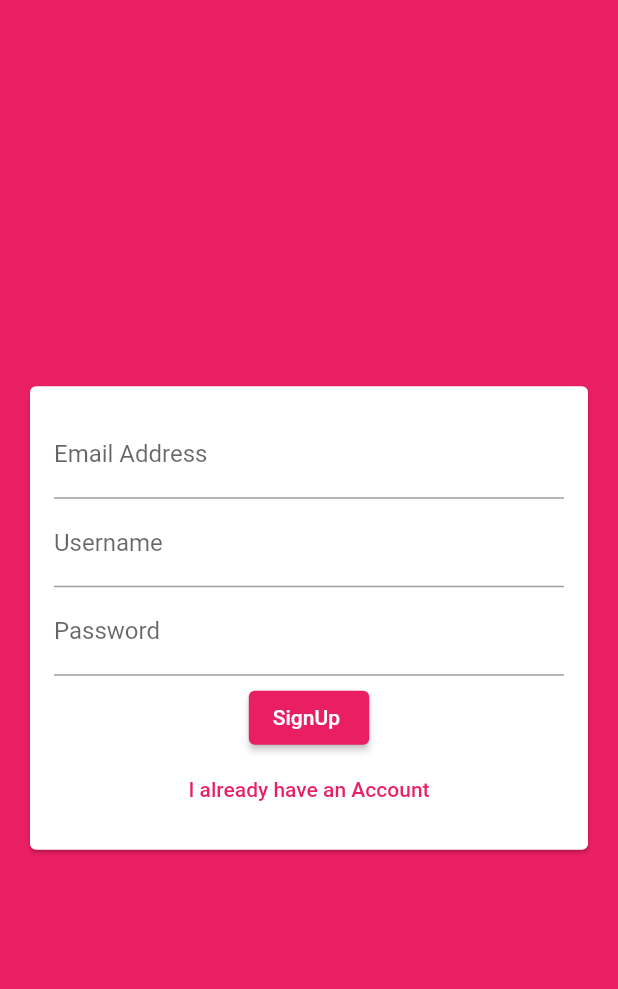
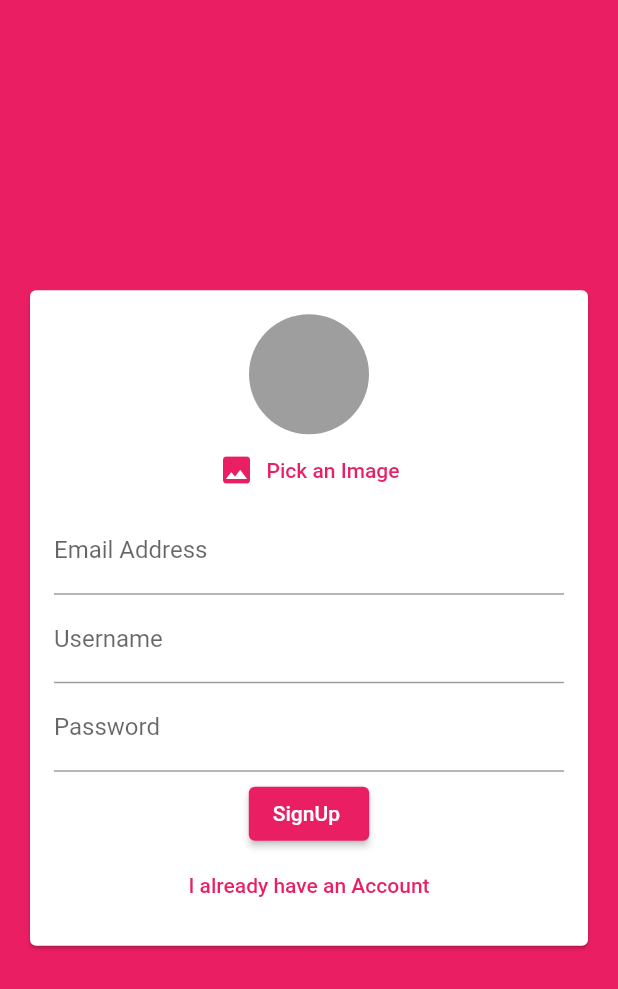
Before and after one commit to SumanRasaili/chat-app, a Flutter app: the screen it shows after launch, on a phone screen of 412 x 824 dp. Shown: the top 989 px of the screen. Run offline on Flutter 3.47's test engine with Material 2 defaults, Android fonts, the phone set to English and light mode, and no system bars; our stand-ins replace cloud_firestore, firebase_auth, firebase_core, image_picker; accounts and stored records are empty.

Commit message:
displaying userName and adding a image picker in the signup page

```diff
--- /dev/null
+++ b/lib/pickers/user_picker_image.dart
@@ -0,0 +1,39 @@
+
+import 'dart:io';
+
+import 'package:flutter/material.dart';
+import 'package:image_picker/image_picker.dart';
+
+class UserImagePicker extends StatefulWidget {
+  const UserImagePicker({Key? key}) : super(key: key);
+
+  @override
+  State<UserImagePicker> createState() => _UserImagePickerState();
+}
+
+class _UserImagePickerState extends State<UserImagePicker> {
+  File? _pickedImage;
+
+  void pickImage ()async{
+   final pickedImageFile = await ImagePicker().pickImage(source: ImageSource.camera);
+    setState(() {
+      _pickedImage = File(pickedImageFile!.path);
+    });
+  }
+  @override
+  Widget build(BuildContext context) {
+    return Column(
+      children: [
+         CircleAvatar(
+          radius: 40,
+          backgroundColor: Colors.grey,
+          backgroundImage:_pickedImage != null ?  FileImage(_pickedImage!) : null,
+        ),
+        TextButton.icon(
+            onPressed: pickImage,
+            icon: const Icon(Icons.image),
+            label: const Text('Pick an Image')),
+      ],
+    );
+  }
+}
--- a/lib/widgets/auth/auth_form.dart
+++ b/lib/widgets/auth/auth_form.dart
@@ -1,4 +1,7 @@
+
+import 'package:chatapp/pickers/user_picker_image.dart';
 import 'package:flutter/material.dart';
+import 'package:image_picker/image_picker.dart';
 
 class Authform extends StatefulWidget {
   Authform(this.submitFn,this.isLoading);
@@ -17,6 +20,7 @@ class _AuthformState extends State<Authform> {
   String _userName = '';
   var _isLogin = false;
 
+
   void _trySubmit() {
     final isValid = _formKey.currentState!.validate();
     FocusScope.of(context).unfocus();
@@ -25,7 +29,11 @@ class _AuthformState extends State<Authform> {
       widget.submitFn(_userEmail.trim(), _userPassword.trim(), _userName.trim(), _isLogin, context);
     }
   }
+ _pickImage(){
 
+  final image = ImagePicker().pickImage(source: ImageSource.camera);
+  print(image);
+ }
   @override
   Widget build(BuildContext context) {
     return Center(
@@ -40,6 +48,9 @@ class _AuthformState extends State<Authform> {
                     mainAxisSize: MainAxisSize.min,
                     //that makes column to only take its height
                     children: [
+                      if(!_isLogin)
+                     const UserImagePicker(),
+
                       TextFormField(
                         key: const ValueKey('email'),
                         keyboardType: TextInputType.emailAddress,
--- a/pubspec.yaml
+++ b/pubspec.yaml
@@ -32,6 +32,7 @@ dependencies:
   cloud_firestore: ^3.4.8
   firebase_core: ^1.22.0
   firebase_auth: ^3.5.0
+  image_picker: ^0.8.5+3
 
 
   # The following adds the Cupertino Icons font to your application.
```
Also changed, not shown: lib/screens/authentication_screen.dart (+11 -15 lines), lib/widgets/chats/message.dart (+5 -2 lines), lib/widgets/chats/message_bubble.dart (+41 -9 lines), lib/widgets/chats/new_message.dart (+6 -3 lines), lib/main.dart (line endings or trailing spaces), pubspec.lock.
